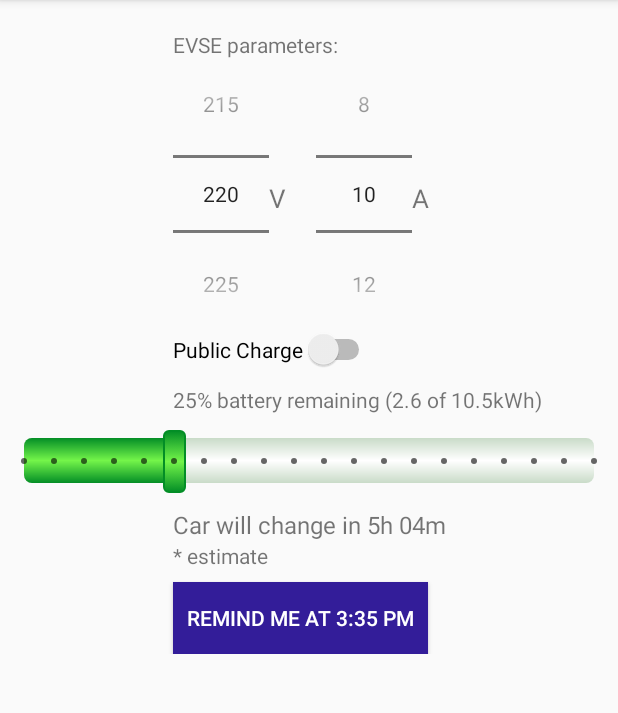
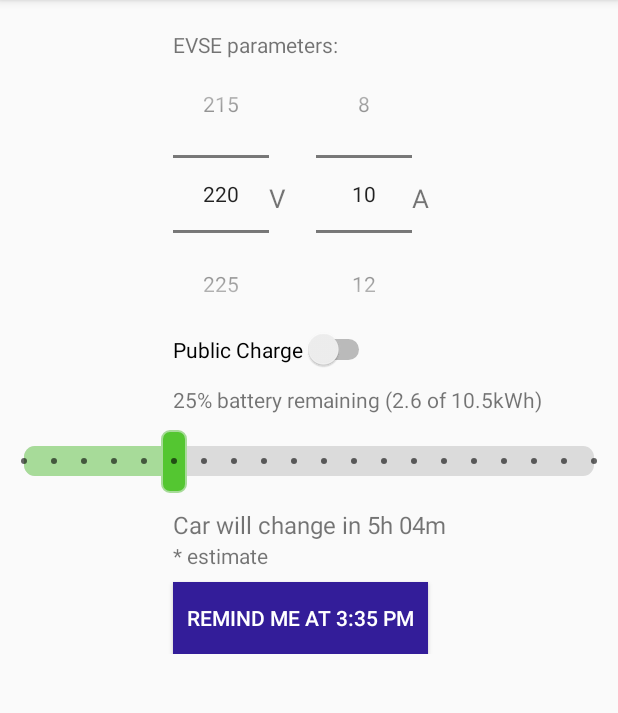
Before and after one commit to SergiiGalai/EVChargeHelper, an Android app: the MainActivity screen opened directly, with no data from a screen before it, on a phone screen of 412 x 824 dp, the part 84-797 px from its top. Run offline under Robolectric (Android 15) with nearby library versions, the phone set to English and light mode, and no system bars.

Commit message:
[CHT-22] set seekbar color aligned with other components

```diff
--- a/app/build.gradle
+++ b/app/build.gradle
@@ -29,8 +29,8 @@ android {
     }
     flavorDimensions "default"
     defaultConfig {
-        versionCode 27
-        versionName "0.52"
+        versionCode 30
+        versionName "0.53"
         applicationId "com.chebuso.chargetimer"
         minSdkVersion 21
         targetSdkVersion 28
@@ -46,7 +46,7 @@ android {
 repositories { jcenter() }
 
 dependencies {
-    testImplementation 'org.mockito:mockito-core:2.23.4'
+    testImplementation 'org.mockito:mockito-core:2.24.5'
     implementation fileTree(include: ['*.jar'], dir: 'libs')
     implementation 'com.android.support:appcompat-v7:28.0.0'
     implementation 'com.android.support.constraint:constraint-layout:1.1.3'
--- a/app/src/main/res/drawable/seekbar.xml
+++ b/app/src/main/res/drawable/seekbar.xml
@@ -3,26 +3,18 @@
     <item android:id="@android:id/background"
         android:gravity="center_vertical|fill_horizontal">
         <shape android:shape="rectangle">
-            <gradient
-                android:startColor="@color/seekbar_background"
-                android:centerColor="@color/seekbar_background_center"
-                android:endColor="@color/seekbar_background"
-                android:angle="270" />
-            <corners android:radius="5dp"/>
-            <size android:height="30dp" />
+            <solid android:color="@color/seekbar_background" />
+            <corners android:radius="7dp"/>
+            <size android:height="20dp" />
         </shape>
     </item>
     <item android:id="@android:id/progress"
         android:gravity="center_vertical|fill_horizontal">
         <clip>
             <shape android:shape="rectangle">
-                <gradient
-                    android:startColor="@color/seekbar_progress"
-                    android:centerColor="@color/seekbar_progress_center"
-                    android:endColor="@color/seekbar_progress"
-                    android:angle="270" />
-                <corners android:radius="5dp"/>
-                <size android:height="30dp" />
+                <solid android:color="@color/seekbar_progress" />
+                <corners android:radius="7dp"/>
+                <size android:height="20dp" />
             </shape>
         </clip>
     </item>
--- a/app/src/main/res/drawable/seekbar_thumb.xml
+++ b/app/src/main/res/drawable/seekbar_thumb.xml
@@ -3,13 +3,10 @@
     <item>
         <shape android:shape="rectangle">
             <stroke android:color="@color/seekbar_progress" android:width="1dp"/>
-            <gradient
-                android:startColor="@color/seekbar_thumb"
-                android:centerColor="@color/seekbar_thumb_center"
-                android:endColor="@color/seekbar_thumb"
-                android:angle="-90" />
-            <size android:height="42dp" android:width="15dp"/>
-            <corners android:radius="3dp"/>
+            <solid
+                android:color="@color/seekbar_thumb" />
+            <size android:height="42dp" android:width="17dp"/>
+            <corners android:radius="5dp"/>
         </shape>
     </item>
 </selector>
--- a/app/src/main/res/values/colors.xml
+++ b/app/src/main/res/values/colors.xml
@@ -6,10 +6,7 @@
     <color name="colorAccent">#57CC32</color>
     <color name="colorSecondary">#6C628F</color>
 
-    <color name="seekbar_background">#C9DBC8</color>
-    <color name="seekbar_background_center">#FFFFFF</color>
-    <color name="seekbar_progress">#038E26</color>
-    <color name="seekbar_progress_center">#74F54A</color>
-    <color name="seekbar_thumb">#038E26</color>
-    <color name="seekbar_thumb_center">#74F54A</color>
+    <color name="seekbar_background">#DBDBDB</color>
+    <color name="seekbar_progress">#A7DB99</color>
+    <color name="seekbar_thumb">#54C631</color>
 </resources>
```
